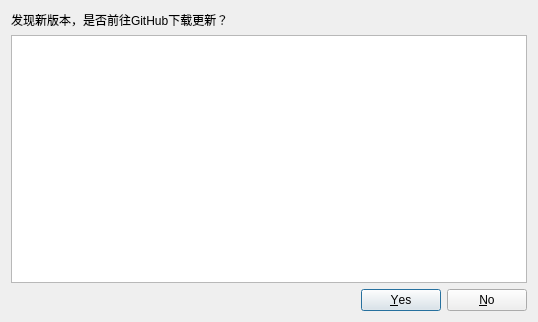
This is LDDC/ui/update.ui in chenmozhijin/LDDC as Qt 5 draws it before an edit. The edited form follows.
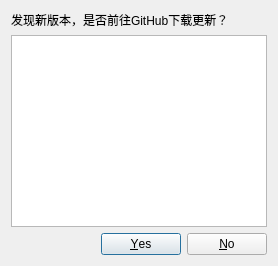
This is the edited form. Icons and pictures are not drawn.

Diff of the .ui file:
```diff
--- a/LDDC/ui/update.ui
+++ b/LDDC/ui/update.ui
@@ -2,14 +2,6 @@
 <ui version="4.0">
  <class>UpdateDialog</class>
  <widget class="QDialog" name="UpdateDialog">
-  <property name="geometry">
-   <rect>
-    <x>0</x>
-    <y>0</y>
-    <width>538</width>
-    <height>322</height>
-   </rect>
-  </property>
   <property name="windowTitle">
    <string>发现新版本</string>
   </property>
```
